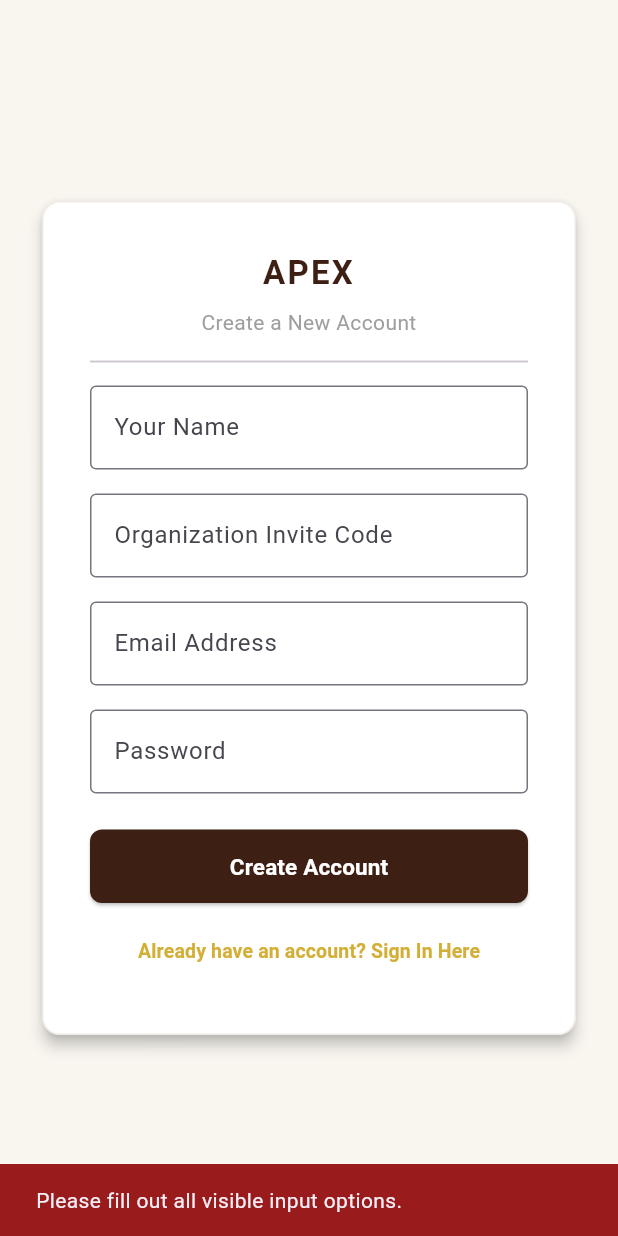
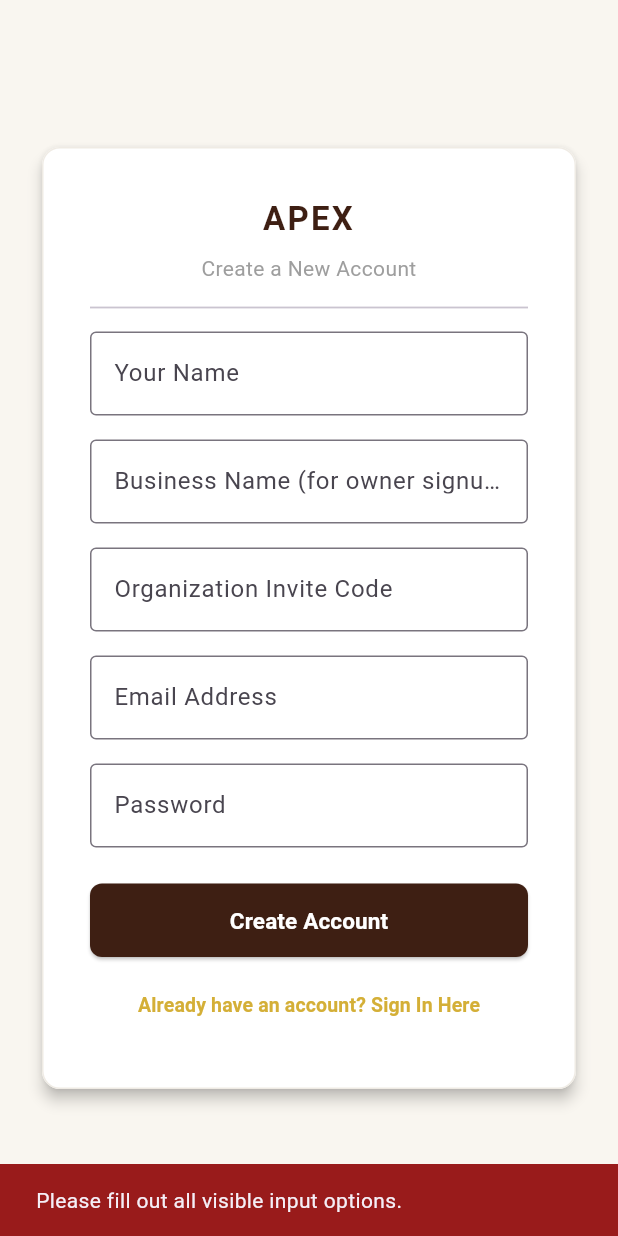
Before and after one commit to nicholaswittle/apex, a Flutter app: the AuthPage screen opened directly, after a tap on "Need an account? Register Here", after a tap on "Create Account", on a phone screen of 412 x 824 dp. Run offline on Flutter 3.47's test engine with Material 3 defaults, Android fonts, the phone set to English and light mode, and no system bars; our stand-ins replace firebase_core, firebase_messaging, sentry_flutter, share_plus, shared_preferences, supabase_flutter; missing offline and left inert: dart:html; accounts and stored records are empty.

Commit message:
Fix multi-business signup and in-app refresh after auth
- Add apex_create_organization RPC so existing users can create a new business
- Restore business name field on signup; fall back to sign-in when email exists
- Refresh auth gate profile load and calendar tab data without leaving the page
- Improve setup/auth error messages

Co-authored-by: nicholas Ryan wittle <nicholaswittle@users.noreply.github.com>

```diff
--- a/lib/auth_page.dart
+++ b/lib/auth_page.dart
@@ -18,6 +18,7 @@ class _AuthPageState extends State<AuthPage> {
   final _emailController = TextEditingController();
   final _passwordController = TextEditingController();
   final _nameController = TextEditingController();
+  final _businessNameController = TextEditingController();
   final _inviteCodeController = TextEditingController();
 
   bool _isSignUp = false;
@@ -51,6 +52,7 @@ class _AuthPageState extends State<AuthPage> {
     _emailController.dispose();
     _passwordController.dispose();
     _nameController.dispose();
+    _businessNameController.dispose();
     _inviteCodeController.dispose();
     super.dispose();
   }
@@ -123,10 +125,16 @@ class _AuthPageState extends State<AuthPage> {
     }
   }
 
+  Future<void> _createBusinessIfNeeded(String businessName) async {
+    if (businessName.isEmpty || _needsOwnerSetup) return;
+    await ProfileService.createOrganization(businessName);
+  }
+
   Future<void> _handleSubmit() async {
     final email = _emailController.text.trim();
     final password = _passwordController.text.trim();
     final name = _nameController.text.trim();
+    final businessName = _businessNameController.text.trim();
     final inviteCode = _inviteCodeController.text.trim().toUpperCase();
 
     if (email.isEmpty || password.isEmpty || (_isSignUp && name.isEmpty)) {
@@ -134,8 +142,13 @@ class _AuthPageState extends State<AuthPage> {
       return;
     }
 
-    if (_isSignUp && !_needsOwnerSetup && inviteCode.isEmpty) {
-      _showBanner('Enter your organization invite code to register.', UniversalTheme.alertRed);
+    if (_isSignUp && !_needsOwnerSetup && inviteCode.isEmpty && businessName.isEmpty) {
+      _showBanner('Add a business name (create) or invite code (join a team).', UniversalTheme.alertRed);
+      return;
+    }
+
+    if (_isSignUp && !_needsOwnerSetup && inviteCode.isNotEmpty && businessName.isNotEmpty) {
+      _showBanner('Use either a business name or invite code, not both.', UniversalTheme.alertRed);
       return;
     }
 
@@ -190,13 +203,19 @@ class _AuthPageState extends State<AuthPage> {
       );
 
       try {
-        await _redeemInviteIfNeeded(inviteCode);
+        if (businessName.isNotEmpty) {
+          await _createBusinessIfNeeded(businessName);
+        } else {
+          await _redeemInviteIfNeeded(inviteCode);
+        }
       } catch (e) {
         if (signupJustSucceeded) {
           final profile = await ProfileService.loadCurrentProfile();
           if (profile != null && mounted) {
             _showBanner(
-              'Account created and signed in. If shifts look wrong, ask your manager for a new invite code.',
+              businessName.isNotEmpty
+                  ? 'Account created. If your business did not appear, sign in and try again.'
+                  : 'Account created and signed in. If shifts look wrong, ask your manager for a new invite code.',
               UniversalTheme.darkSlate,
             );
             await _navigateToCalendar();
@@ -286,6 +305,15 @@ class _AuthPageState extends State<AuthPage> {
                       ),
                     ),
                     const SizedBox(height: 16),
+                    TextField(
+                      controller: _businessNameController,
+                      decoration: const InputDecoration(
+                        labelText: 'Business Name (for owner signup)',
+                        hintText: 'Create a new business — leave blank if using invite code',
+                        border: OutlineInputBorder(),
+                      ),
+                    ),
+                    const SizedBox(height: 16),
                   ],
                   if (!_needsOwnerSetup)
                     TextField(
@@ -294,7 +322,7 @@ class _AuthPageState extends State<AuthPage> {
                       decoration: InputDecoration(
                         labelText: 'Organization Invite Code',
                         hintText: _isSignUp
-                            ? 'Required for staff registration'
+                            ? 'Required to join an existing team'
                             : 'Optional — use to join your team',
                         border: const OutlineInputBorder(),
                       ),
--- a/lib/calendar_page.dart
+++ b/lib/calendar_page.dart
@@ -498,6 +498,10 @@ class _CalendarPageState extends State<CalendarPage> {
             _currentIndex = index;
             if (index != 3 && _isOwner && _showTutorial) _dismissTutorial();
           });
+          if (index == 0) {
+            _syncDataCore();
+            _loadAvailabilityForDate(_selectedDate);
+          }
         },
         items: const [
           BottomNavigationBarItem(icon: Icon(Icons.calendar_month), label: 'Calendar'),
--- a/lib/core/profile_service.dart
+++ b/lib/core/profile_service.dart
@@ -38,4 +38,11 @@ class ProfileService {
       'invite_code': inviteCode.trim().toUpperCase(),
     });
   }
+
+  static Future<String> createOrganization(String businessName) async {
+    final result = await _client.rpc('apex_create_organization', params: {
+      'business_name': businessName.trim(),
+    });
+    return result?.toString() ?? '';
+  }
 }
--- a/lib/main.dart
+++ b/lib/main.dart
@@ -87,12 +87,14 @@ class _AuthGate extends StatefulWidget {
 }
 
 class _AuthGateState extends State<_AuthGate> {
+  int _authRevision = 0;
+
   @override
   void initState() {
     super.initState();
     if (!AppConfig.hasSupabase) return;
     Supabase.instance.client.auth.onAuthStateChange.listen((_) {
-      if (mounted) setState(() {});
+      if (mounted) setState(() => _authRevision++);
     });
   }
 
@@ -108,6 +110,7 @@ class _AuthGateState extends State<_AuthGate> {
     }
 
     return FutureBuilder(
+      key: ValueKey('profile-$_authRevision-${session.user.id}'),
       future: ProfileService.loadCurrentProfile(),
       builder: (context, snapshot) {
         if (snapshot.connectionState != ConnectionState.done) {
```
Also changed, not shown: lib/setup_page.dart (+11 -1 lines), 2 other files.
